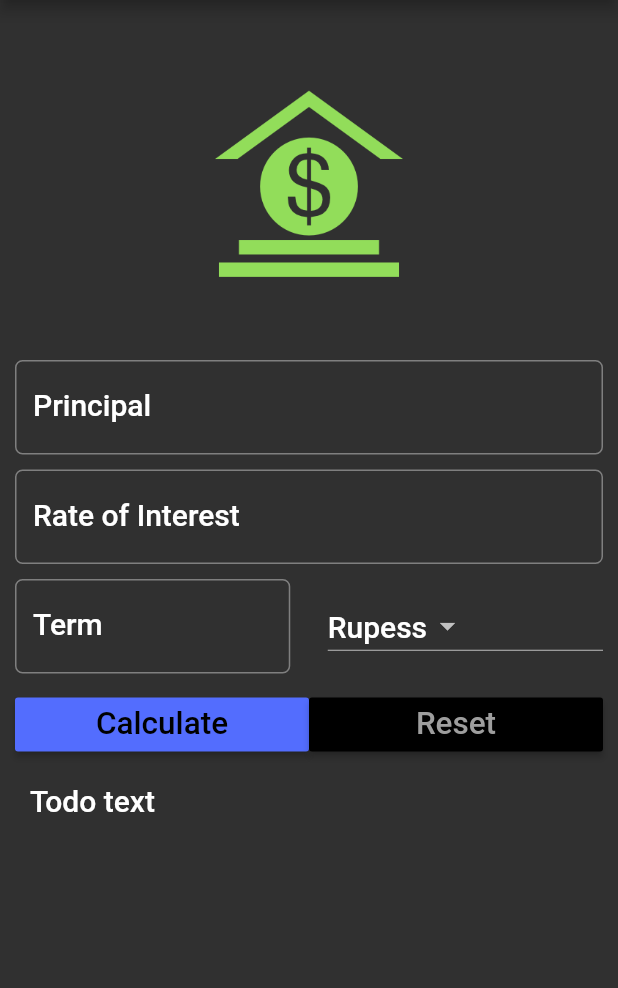
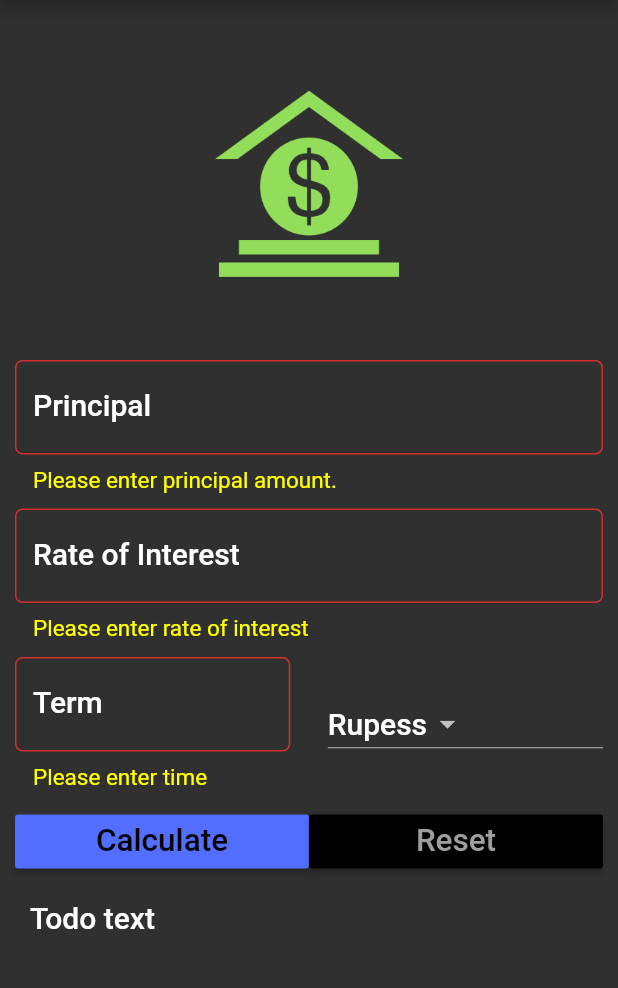
Before and after one commit to smallken99/flutter-demos-by-hand, a Flutter app: the screen it shows after launch, after a tap on "Calculate", on a phone screen of 412 x 824 dp, the part 84-1072 px from its top. Run offline on Flutter 3.47's test engine with Material 2 defaults, Android fonts, the phone set to English and light mode, and no system bars.

Commit message:
#3.8 Flutter Form Validation Tutorial using TextFormField: Flutter tutorial with Dart

```diff
--- a/lib/main.dart
+++ b/lib/main.dart
@@ -20,6 +20,7 @@ class SIForm extends StatefulWidget {
 }
 
 class _SIFormState extends State<SIForm> {
+  var _formKey = GlobalKey<FormState>();
   var _currencies = ['Rupess', 'Dollars', 'Pounds'];
   final _minimumPadding = 5.0;
   var _currentItemSelected = "";
@@ -43,21 +44,31 @@ class _SIFormState extends State<SIForm> {
         appBar: AppBar(
           title: Text('Sample Interest Calculator App'),
         ),
-        body: Container(
-          margin: EdgeInsets.all(_minimumPadding * 2),
+        body: Form(
+          key: _formKey,
+          // margin: EdgeInsets.all(_minimumPadding * 2),
+          child: Padding(
+              padding: EdgeInsets.all(_minimumPadding * 2),
               child: ListView(
                 children: <Widget>[
                   getImageAsset(),
                   Padding(
                     padding: EdgeInsets.only(
                         top: _minimumPadding, bottom: _minimumPadding),
-                child: TextField(
+                    child: TextFormField(
                       keyboardType: TextInputType.number,
                       style: textStyle,
                       controller: principalController,
+                      validator: (String value) {
+                        if (value.isEmpty) {
+                          return 'Please enter principal amount.';
+                        }
+                      },
                       decoration: InputDecoration(
                           labelText: 'Principal',
                           labelStyle: textStyle,
+                          errorStyle: TextStyle(
+                              color: Colors.yellowAccent, fontSize: 15.0),
                           hintText: 'Enter Principal e.g. 12000',
                           border: OutlineInputBorder(
                               borderRadius: BorderRadius.circular(5.0))),
@@ -66,14 +77,21 @@ class _SIFormState extends State<SIForm> {
                   Padding(
                     padding: EdgeInsets.only(
                         top: _minimumPadding, bottom: _minimumPadding),
-                child: TextField(
+                    child: TextFormField(
                       keyboardType: TextInputType.number,
                       style: textStyle,
                       controller: roiController,
+                      validator: (String value) {
+                        if (value.isEmpty) {
+                          return 'Please enter rate of interest';
+                        }
+                      },
                       decoration: InputDecoration(
                           labelText: 'Rate of Interest',
                           labelStyle: textStyle,
                           hintText: 'In percent',
+                          errorStyle: TextStyle(
+                              color: Colors.yellowAccent, fontSize: 15.0),
                           border: OutlineInputBorder(
                               borderRadius: BorderRadius.circular(5.0))),
                     ),
@@ -84,14 +102,21 @@ class _SIFormState extends State<SIForm> {
                       child: Row(
                         children: <Widget>[
                           Expanded(
-                          child: TextField(
+                              child: TextFormField(
                             keyboardType: TextInputType.number,
                             style: textStyle,
+                            validator: (String value) {
+                              if (value.isEmpty) {
+                                return 'Please enter time';
+                              }
+                            },
                             controller: termController,
                             decoration: InputDecoration(
                                 labelText: 'Term',
                                 labelStyle: textStyle,
                                 hintText: 'Time in years',
+                                errorStyle: TextStyle(
+                                    color: Colors.yellowAccent, fontSize: 15.0),
                                 border: OutlineInputBorder(
                                     borderRadius: BorderRadius.circular(5.0))),
                           )),
@@ -127,7 +152,9 @@ class _SIFormState extends State<SIForm> {
                             ),
                             onPressed: () {
                               setState(() {
+                                if (_formKey.currentState.validate()) {
                                   this.displayResult = _calculateTotalReturn();
+                                }
                               });
                             },
                           ),
@@ -155,7 +182,7 @@ class _SIFormState extends State<SIForm> {
                     ),
                   )
                 ],
-          ),
+              )),
         ),
       ),
     );
```
Also changed, not shown: pubspec.lock. Lines whose indentation alone changed are shown as unchanged.
